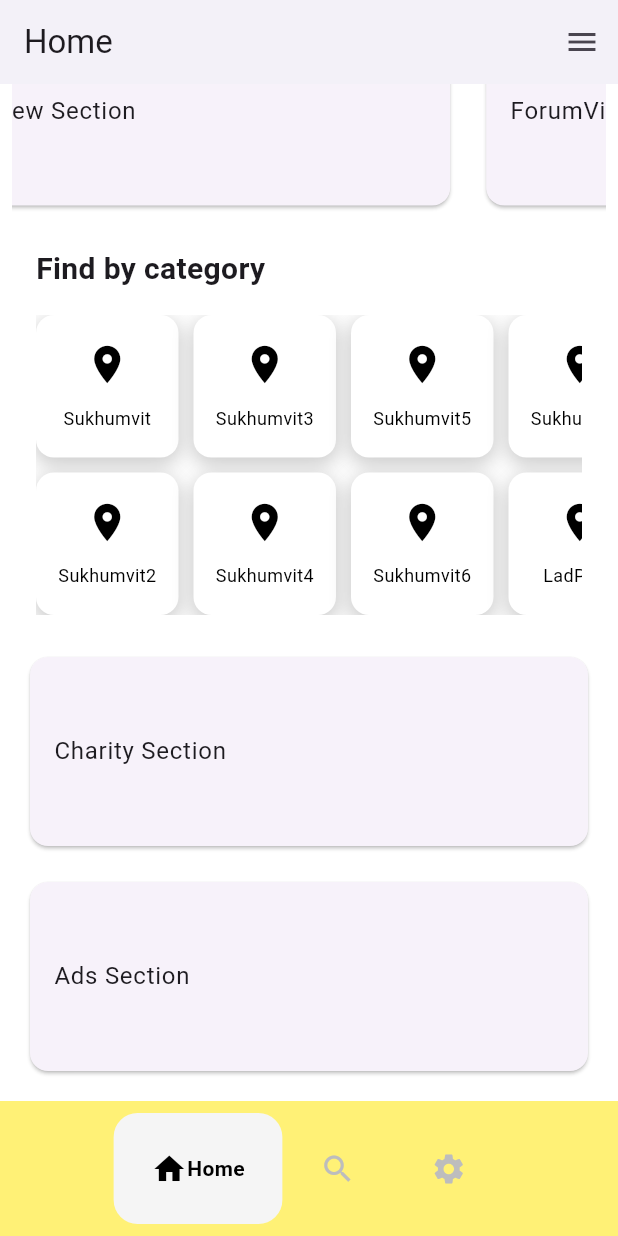
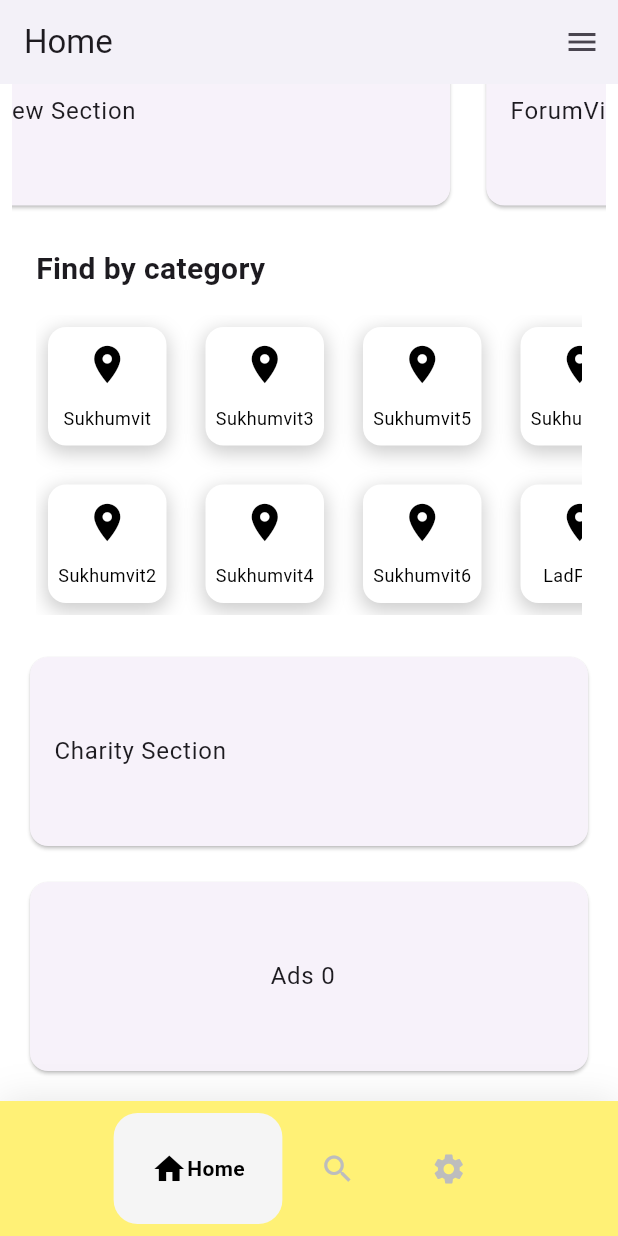
Before and after one commit to MattTeerapatt/MyFluffy, a Flutter app: the screen it shows after launch, scrolled down 405 dp, on a phone screen of 412 x 824 dp. Run offline on Flutter 3.47's test engine with Material 3 defaults, Android fonts, the phone set to English and light mode, and no system bars; drawn by our look-alikes of google_nav_bar; our stand-ins replace image_picker.

Commit message:
Clean Code Phase 1

```diff
--- /dev/null
+++ b/myfluffy/lib/model/AdsTile.dart
@@ -0,0 +1,28 @@
+import 'package:flutter/material.dart';
+
+class AdsTile extends StatelessWidget {
+  final String text;
+
+  const AdsTile({Key? key, required this.text}) : super(key: key);
+
+  @override
+  Widget build(BuildContext context) {
+    return Semantics(
+      label: 'Advertisement tile: $text',
+      child: Padding(
+        padding: const EdgeInsets.all(8.0),
+        child: Card(
+          child: Center(
+            child: ListTile(
+              title: Text(
+                text,
+                textAlign: TextAlign.center,
+                style: const TextStyle(fontSize: 16.0),
+              ),
+            ),
+          ),
+        ),
+      ),
+    );
+  }
+}
--- /dev/null
+++ b/myfluffy/lib/model/CharityTile.dart
@@ -0,0 +1,41 @@
+import 'package:flutter/material.dart';
+
+class Charitytile extends StatefulWidget {
+  String title;
+   Charitytile({super.key, required this.title});
+
+  @override
+  State<Charitytile> createState() => _CharitytileState();
+}
+
+class _CharitytileState extends State<Charitytile>
+    with SingleTickerProviderStateMixin {
+  late AnimationController _controller;
+
+  @override
+  void initState() {
+    super.initState();
+    _controller = AnimationController(vsync: this);
+  }
+
+  @override
+  void dispose() {
+    _controller.dispose();
+    super.dispose();
+  }
+
+  @override
+  Widget build(BuildContext context) {
+    return Container(
+      padding: const EdgeInsets.all(8.0),
+      width: 150, // Adjust width
+      child: Card(
+        child: Center(
+          child: ListTile(
+            title: Text(widget.title),
+          ),
+        ),
+      ),
+    );
+  }
+}
--- a/myfluffy/lib/screen/LandingScreen.dart
+++ b/myfluffy/lib/screen/LandingScreen.dart
@@ -1,5 +1,4 @@
 import 'package:flutter/material.dart';
-import 'package:myfluffy/screen/HomeScreen.dart';
 import 'package:myfluffy/screen/ToggleScreen.dart';
 
 class LandingScreen extends StatefulWidget {
--- a/myfluffy/lib/screen/ProfilePage.dart
+++ b/myfluffy/lib/screen/ProfilePage.dart
@@ -162,9 +162,3 @@ class _ProfilePageState extends State<ProfilePage> {
     );
   }
 }
-
-void main() {
-  runApp(const MaterialApp(
-    home: ProfilePage(),
-  ));
-}
--- a/myfluffy/lib/screen/ToggleScreen.dart
+++ b/myfluffy/lib/screen/ToggleScreen.dart
@@ -1,7 +1,6 @@
 import 'package:flutter/material.dart';
 import 'package:myfluffy/screen/ForumScreen.dart';
 import 'package:myfluffy/screen/HomeScreen.dart';
-import 'package:myfluffy/screen/LandingScreen.dart';
 import 'package:myfluffy/screen/SettingScreen.dart';
 import 'package:myfluffy/section/BottomNavBar.dart';
 
--- a/myfluffy/lib/section/AdsSection.dart
+++ b/myfluffy/lib/section/AdsSection.dart
@@ -1,5 +1,7 @@
 import 'package:flutter/material.dart';
 import 'dart:async';
+
+import 'package:myfluffy/model/AdsTile.dart';
 
 
 class AdsSection extends StatefulWidget {
@@ -10,24 +12,29 @@ class AdsSection extends StatefulWidget {
 }
 
 class _AdsSectionState extends State<AdsSection> {
-  final PageController _pageController = PageController();
+  PageController? _pageController;
   int _currentPage = 0;
   late Timer _timer;
+
+  static const int numAds = 6;
+  static const int timerDurationSeconds = 9;
 
   @override
   void initState() {
     super.initState();
+    _pageController = PageController();
+    _startTimer();
+  }
 
-    // Start the timer to change the page every 5 seconds
-    _timer = Timer.periodic(const Duration(seconds: 9), (Timer timer) {
-      if (_currentPage < 5) {
-        _currentPage++;
-      } else {
-        _currentPage = 0;
-      }
+  void _startTimer() {
+    _timer = Timer.periodic(Duration(seconds: timerDurationSeconds), (Timer timer) {
+      if (!mounted) return;
 
-      // Animate to the next page
-      _pageController.animateToPage(
+      setState(() {
+        _currentPage = (_currentPage + 1) % numAds;
+      });
+
+      _pageController?.animateToPage(
         _currentPage,
         duration: const Duration(milliseconds: 300),
         curve: Curves.easeInOut,
@@ -36,9 +43,9 @@ class _AdsSectionState extends State<AdsSection> {
   }
 
   @override
-  void dispose(){
+  void dispose() {
     _timer.cancel();
-    _pageController.dispose();
+    _pageController?.dispose();
     super.dispose();
   }
 
@@ -49,37 +56,11 @@ class _AdsSectionState extends State<AdsSection> {
       child: PageView(
         controller: _pageController,
         scrollDirection: Axis.horizontal,
-        children: <Widget>[
-          _buildAdsTile('Ads Section'),
-          _buildAdsTile('Ads 1'),
-          _buildAdsTile('Ads 2'),
-          _buildAdsTile('Ads 3'),
-          _buildAdsTile('Ads 4'),
-          _buildAdsTile('Ads 5'),
-        ],
-      ),
-    );
-  }
-
-  Widget _buildAdsTile(String text) {
-    return Container(
-      padding: const EdgeInsets.all(8.0),
-      width: 150, // Adjust width
-      child: Card(
-        child: Center(
-          child: ListTile(
-            title: Text(text),
-          ),
+        children: List.generate(
+          numAds,
+          (index) => AdsTile(text: 'Ads $index'), // Use AdsTile here
         ),
       ),
     );
   }
-  }
-
-  void main() {
-    runApp(const MaterialApp(
-      home: Scaffold(
-        body: AdsSection(),
-      ),
-    ));
-  }
+}
--- a/myfluffy/lib/section/BottomNavBar.dart
+++ b/myfluffy/lib/section/BottomNavBar.dart
@@ -10,14 +10,22 @@ class MyBottomNavBar extends StatelessWidget {
   Widget build(BuildContext context) {
     return Container(
       padding: const EdgeInsets.symmetric(vertical: 8),
-      color: Colors.yellow[300],
+      decoration: BoxDecoration(
+        color: Colors.yellow[300],
+        boxShadow: [
+          BoxShadow(
+            blurRadius: 20,
+            color: Colors.black.withOpacity(.1),
+          )
+        ],
+      ),
       child: GNav(
         color: Colors.grey[400],
         activeColor: Colors.black,
         tabBackgroundColor: Colors.grey.shade100,
         mainAxisAlignment: MainAxisAlignment.center,
         tabBorderRadius: 16,
-        onTabChange: (value) => onTabChange!(value),
+        onTabChange: (value) => onTabChange(value),
         tabs: [
           GButton(
             icon: Icons.home,
--- a/myfluffy/lib/section/CharitySection.dart
+++ b/myfluffy/lib/section/CharitySection.dart
@@ -1,5 +1,6 @@
 import 'dart:async';
 import 'package:flutter/material.dart';
+import 'package:myfluffy/model/CharityTile.dart';
 
 class CharitySection extends StatefulWidget {
   const CharitySection({Key? key}) : super(key: key);
@@ -49,37 +50,13 @@ class _CharitySectionState extends State<CharitySection> {
         controller: _pageController,
         scrollDirection: Axis.horizontal,
         children: <Widget>[
-          _buildCharityTile('Charity Section'),
-          _buildCharityTile('Charity 1'),
-          _buildCharityTile('Charity 2'),
-          _buildCharityTile('Charity 3'),
-          _buildCharityTile('Charity 4'),
-          _buildCharityTile('Charity 5'),
+          Charitytile(title: 'Charity Section'),
+          Charitytile(title: 'Charity Section'),
+          Charitytile(title: 'Charity Section'),
+          Charitytile(title: 'Charity Section'),
+          Charitytile(title: 'Charity Section'),
         ],
       ),
     );
   }
-
-  // Helper method to create charity tiles
-  Widget _buildCharityTile(String title) {
-    return Container(
-      padding: const EdgeInsets.all(8.0),
-      width: 150, // Adjust width
-      child: Card(
-        child: Center(
-          child: ListTile(
-            title: Text(title),
-          ),
-        ),
-      ),
-    );
-  }
 }
-
-void main() {
-  runApp(const MaterialApp(
-    home: Scaffold(
-      body: CharitySection(),
-    ),
-  ));
-}
--- a/myfluffy/lib/section/NearMeSection.dart
+++ b/myfluffy/lib/section/NearMeSection.dart
@@ -1,7 +1,5 @@
 import 'package:flutter/material.dart';
-import '../zone/SukhumvitPage.dart';
-import '../zone/SukhumvitPage2.dart';
-import '../zone/SukhumvitPage3.dart';
+import 'package:myfluffy/utility/LocationButton.dart';
 
 class NearMeSection extends StatelessWidget {
   const NearMeSection({Key? key}) : super(key: key);
@@ -44,72 +42,11 @@ class NearMeSection extends StatelessWidget {
                   'LadProw',
                   'Taksin'
                 ];
-                return buildLocationButton(context, labels[index]);
-              },
+                return LocationButton(label: labels[index]);              },
             ),
           ),
         ],
       ),
     );
   }
-
-  Widget buildLocationButton(BuildContext context, String label) {
-    return GestureDetector(
-      onTap: () {
-        switch (label) {
-          case 'Sukhumvit':
-            Navigator.push(
-              context,
-              MaterialPageRoute(builder: (context) => const SukhumvitPage()),
-            );
-            break;
-          case 'Sukhumvit2':
-            Navigator.push(
-              context,
-              MaterialPageRoute(builder: (context) => const SukhumvitPage2()),
-            );
-            break;
-          case 'Sukhumvit3':
-            Navigator.push(
-              context,
-              MaterialPageRoute(builder: (context) => const SukhumvitPage3()),
-            );
-            break;
-          default:
-            ScaffoldMessenger.of(context).showSnackBar(
-              SnackBar(content: Text('Page not found for $label')),
-            );
-        }
-      },
-      child: SizedBox(
-        width: 100,
-        height: 100,
-        child: Container(
-          decoration: BoxDecoration(
-            color: Colors.white,
-            borderRadius: BorderRadius.circular(12),
-            boxShadow: [
-              BoxShadow(
-                color: Colors.black.withOpacity(0.2),
-                spreadRadius: 1,
-                blurRadius: 10,
-                offset: const Offset(0, 4),
-              ),
-            ],
-          ),
-          child: Column(
-            mainAxisAlignment: MainAxisAlignment.center,
-            children: [
-              const Icon(Icons.location_on, size: 30, color: Colors.black),
-              const SizedBox(height: 12),
-              Text(
-                label,
-                style: const TextStyle(fontSize: 12, color: Colors.black),
-              ),
-            ],
-          ),
-        ),
-      ),
-    );
-  }
 }
--- /dev/null
+++ b/myfluffy/lib/utility/LocationButton.dart
@@ -0,0 +1,75 @@
+import 'package:flutter/material.dart';
+import 'package:myfluffy/zone/SukhumvitPage.dart';
+import 'package:myfluffy/zone/SukhumvitPage2.dart';
+import 'package:myfluffy/zone/SukhumvitPage3.dart';
+
+
+class LocationButton extends StatelessWidget {
+  final String label;
+
+  const LocationButton({Key? key, required this.label}) : super(key: key);
+
+  @override
+  Widget build(BuildContext context) {
+    return GestureDetector(
+      onTap: () {
+        switch (label) {
+          case 'Sukhumvit':
+            Navigator.push(
+              context,
+              MaterialPageRoute(builder: (context) => const SukhumvitPage()),
+            );
+            break;
+          case 'Sukhumvit2':
+            Navigator.push(
+              context,
+              MaterialPageRoute(builder: (context) => const SukhumvitPage2()),
+            );
+            break;
+          case 'Sukhumvit3':
+            Navigator.push(
+              context,
+              MaterialPageRoute(builder: (context) => const SukhumvitPage3()),
+            );
+            break;
+          default:
+            ScaffoldMessenger.of(context).showSnackBar(
+              SnackBar(content: Text('Page not found for $label')),
+            );
+        }
+      },
+      child: SizedBox(
+        width: 100,
+        height: 100,
+        child: Padding(
+          padding: const EdgeInsets.all(8.0),
+          child: Container(
+            decoration: BoxDecoration(
+              color: Colors.white,
+              borderRadius: BorderRadius.circular(12),
+              boxShadow: [
+                BoxShadow(
+                  color: Colors.black.withOpacity(0.2),
+                  spreadRadius: 1,
+                  blurRadius: 10,
+                  offset: const Offset(0, 4),
+                ),
+              ],
+            ),
+            child: Column(
+              mainAxisAlignment: MainAxisAlignment.center,
+              children: [
+                const Icon(Icons.location_on, size: 30, color: Colors.black),
+                const SizedBox(height: 12),
+                Text(
+                  label,
+                  style: const TextStyle(fontSize: 12, color: Colors.black),
+                ),
+              ],
+            ),
+          ),
+        ),
+      ),
+    );
+  }
+}
```
Also changed, not shown: myfluffy/lib/model/CatTile.dart (added, +29 -0 lines), myfluffy/lib/screen/FindPage.dart (+3 -21 lines), myfluffy/lib/screen/PostPage.dart (+6 -31 lines), myfluffy/lib/section/ForumViewSection.dart (+0 -8 lines), myfluffy/lib/utility/TextInputField.dart (added, +42 -0 lines), myfluffy/lib/model/ForumPetile.dart (deleted), myfluffy/lib/model/HomePetile.dart (deleted), myfluffy/pubspec.lock, 1 other file.
